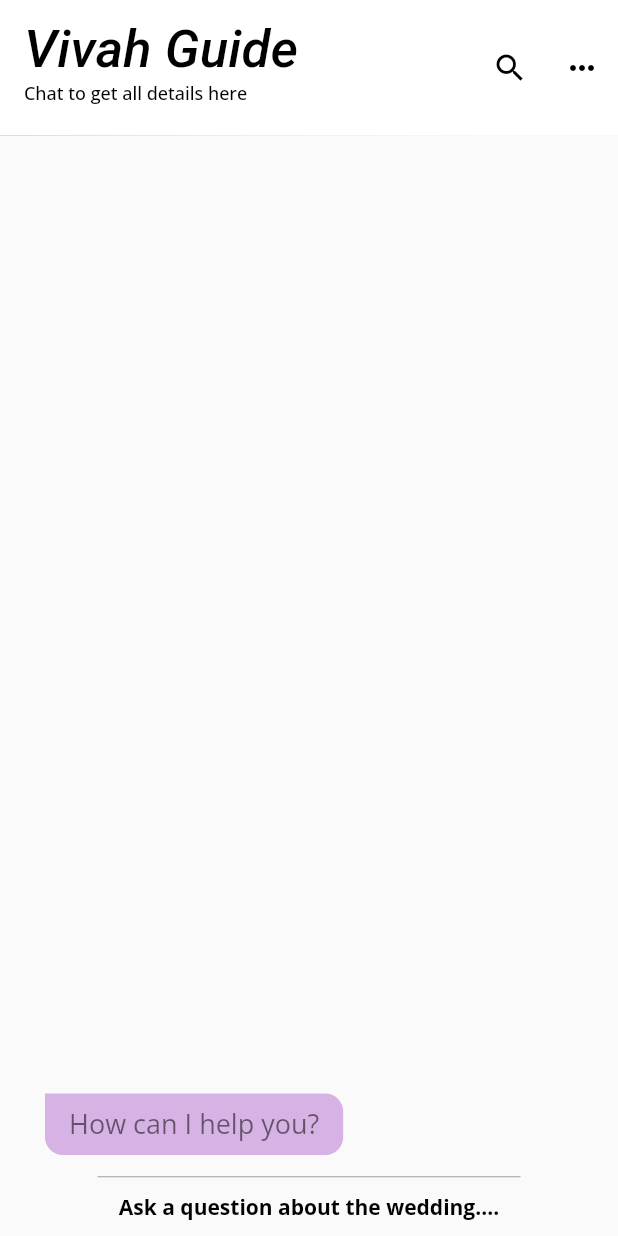
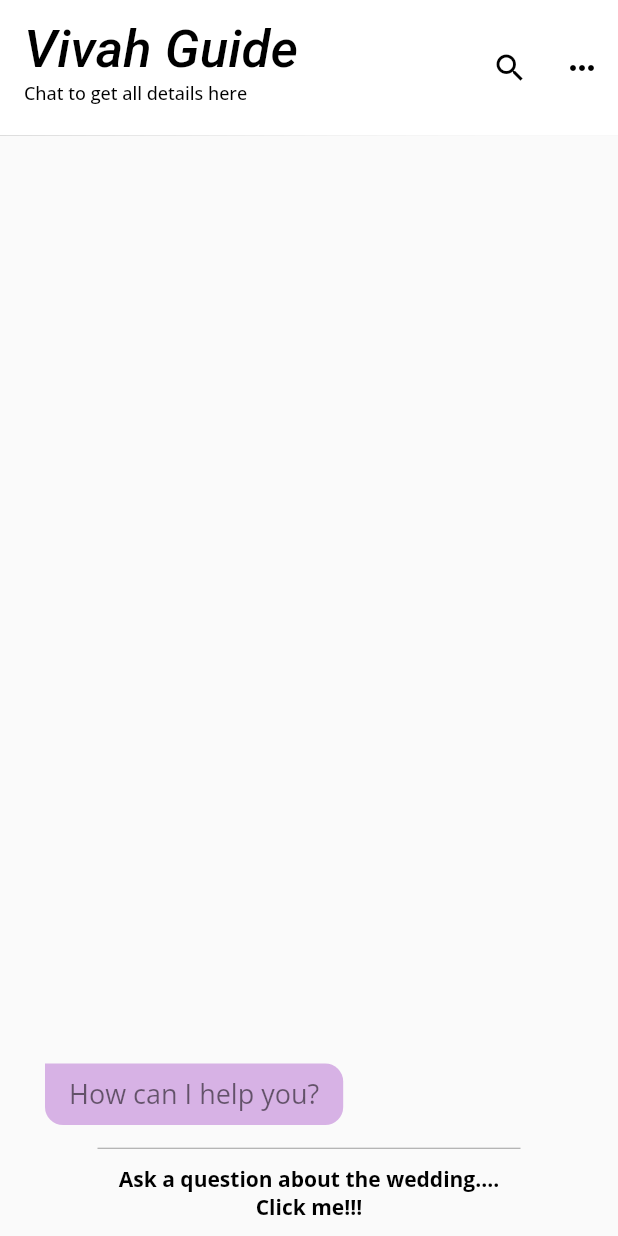
Before and after one commit to IamBansal/vivah_ai, a Flutter app: the InfoScreen screen opened directly, on a phone screen of 412 x 824 dp. Run offline on Flutter 3.47's test engine with Material 2 defaults, Android fonts, the phone set to English and light mode, and no system bars; our stand-ins replace flutter_dotenv, google_fonts, image_picker; Roboto replaces fonts that are missing (Carattere).

Commit message:
Info screen UI

```diff
--- a/lib/screens/info_screen.dart
+++ b/lib/screens/info_screen.dart
@@ -96,7 +96,7 @@ class _InfoScreenState extends State<InfoScreen> {
                       topRight: Radius.circular(20.0),
                     ),
                     child: Card(
-                      // color: Colors.grey,
+                      color: const Color(0xFFF5ECF9),
                       elevation: 5.0,
                       margin: EdgeInsets.zero,
                       child: Column(
@@ -196,15 +196,16 @@ class _InfoScreenState extends State<InfoScreen> {
               Divider(height: 5, color: Colors.grey,),
               SizedBox(height: 8,),
               Text(
-                'Ask a question about the wedding....',
+                'Ask a question about the wedding....\nClick me!!!',
                 style: TextStyle(color: Colors.black, fontWeight: FontWeight.bold),
+                textAlign: TextAlign.center,
               ),
             ],
           ),
         ),
       ),
       body: Padding(
-        padding: const EdgeInsets.only(bottom: 20.0),
+        padding: const EdgeInsets.only(bottom: 40.0),
         child: ListView.builder(
           reverse: true,
           padding: const EdgeInsets.all(30),
```
